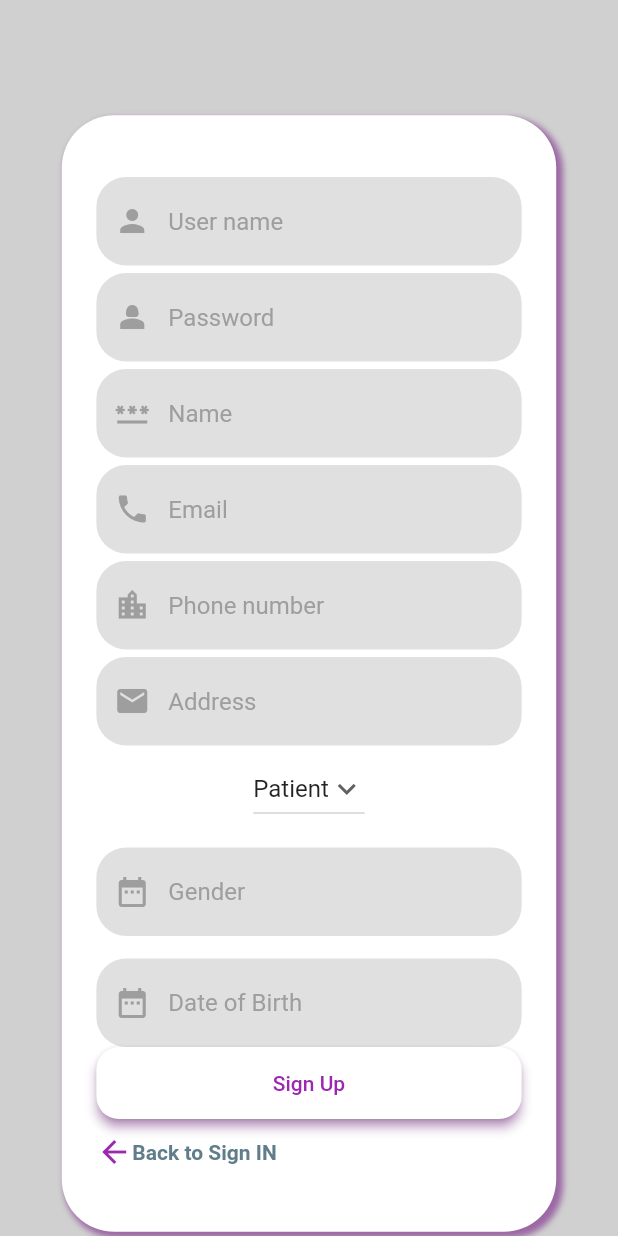
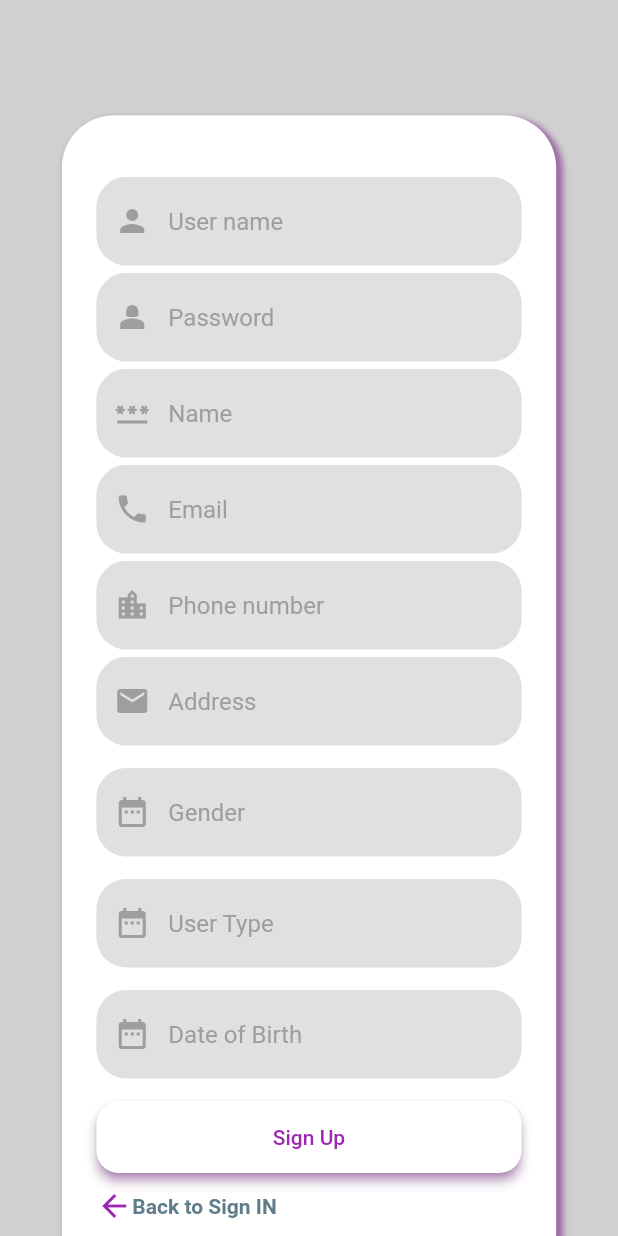
Before and after one commit to albannakhaled/supportive_ai, a Flutter app: the SignUp screen opened by its route, after a tap on "Sign Up", on a phone screen of 412 x 824 dp. Run offline on Flutter 3.47's test engine with Material 2 defaults, Android fonts, the light colour scheme and no system bars; our stand-ins replace google_nav_bar; network calls fail.

Commit message:
integrate sign in and sign up with local api

```diff
--- a/supportive_ai/lib/Screens/sign_up/sign_up.dart
+++ b/supportive_ai/lib/Screens/sign_up/sign_up.dart
@@ -1,8 +1,10 @@
+import 'dart:convert';
+
 import 'package:flutter/material.dart';
 import 'package:supportive_ai/Screens/sign_in/widgets/button.dart';
 import 'package:supportive_ai/Screens/sign_in/widgets/text_field.dart';
 import 'package:supportive_ai/responsive.dart';
-import 'package:supportive_ai/services/auth.dart';
+import 'package:http/http.dart' as http;
 
 class SignUp extends StatefulWidget {
   const SignUp({super.key});
@@ -12,19 +14,72 @@ class SignUp extends StatefulWidget {
 }
 
 class _SignUpState extends State<SignUp> {
-  String dropdownvalue = 'Patient';
-  var items = ['Patient', 'Doctor'];
-  SignUpAuth signauth = SignUpAuth();
   // text editing controller
-  final username = TextEditingController();
-  final password = TextEditingController();
-  final name = TextEditingController();
-  final email = TextEditingController();
-  final phoneNumber = TextEditingController();
-  final location_city = TextEditingController();
+  final _usernameController = TextEditingController();
+  final _passwordController = TextEditingController();
+  final _nameController = TextEditingController();
+  final _emailController = TextEditingController();
+  final _phoneNumberController = TextEditingController();
+  final _location_cityController = TextEditingController();
+  final _userTypeController = TextEditingController();
+  final _genderController = TextEditingController();
+  final _birthController = TextEditingController();
+
+  Future<void> register(
+      String username,
+      String password,
+      String email,
+      String userType,
+      String name,
+      String phone,
+      String city,
+      String gender,
+      String birth) async {
+    final url = Uri.parse('http://127.0.0.1:8000/register/');
+
+    final response = await http.post(
+      url,
+      body: {
+        'username': username,
+        'password': password,
+        'email': email,
+        "name": "khaled",
+        "phone": "+96181812967",
+        "address": "AKKAR",
+        "email": "albannakhalil90@gmail.com",
+        "dob": "2020-07-01",
+        "gender": "M",
+        "post": "doctor"
+      },
+    );
+
+    if (response.statusCode == 201) {
+      final responseData = jsonDecode(response.body);
+
+      // Registration successful, you can handle the response data here
+      print('Registration successful! Response: $responseData');
+    } else {
+      // Registration failed, display an error message to the user
+      print('Registration failed. Status code: ${response.statusCode}');
+    }
+  }
   // final patient_doctor = TextEditingController();
-  final gender = TextEditingController();
-  final birth = TextEditingController();
+
+  void _handleRegistration() {
+    final username = _usernameController.text;
+    final password = _passwordController.text;
+    final email = _emailController.text;
+    final userType = _userTypeController.text;
+    final name = _nameController.text;
+    final phone = _phoneNumberController.text;
+    final city = _location_cityController.text;
+    final gender = _genderController.text;
+    final birth = _birthController.text;
+
+    register(
+        username, password, email, userType, name, phone, city, gender, birth);
+  }
+
   @override
   Widget build(BuildContext context) {
     final screenHeight =
@@ -59,7 +114,7 @@ class _SignUpState extends State<SignUp> {
                       // username filed
                       MyTextField(
                         icon: const Icon(Icons.person),
-                        controller: username,
+                        controller: _usernameController,
                         hintText: "User name",
                         obscureText: false,
                         validator: (value) {
@@ -72,7 +127,7 @@ class _SignUpState extends State<SignUp> {
                       const SizedBox(height: 5),
                       MyTextField(
                         icon: const Icon(Icons.person_2),
-                        controller: password,
+                        controller: _passwordController,
                         hintText: "Password",
                         obscureText: true,
                         validator: (value) {
@@ -85,7 +140,7 @@ class _SignUpState extends State<SignUp> {
                       const SizedBox(height: 5),
                       MyTextField(
                         icon: const Icon(Icons.password),
-                        controller: name,
+                        controller: _nameController,
                         hintText: "Name",
                         obscureText: false,
                         validator: (value) {
@@ -99,7 +154,7 @@ class _SignUpState extends State<SignUp> {
                       const SizedBox(height: 5),
                       MyTextField(
                         icon: const Icon(Icons.phone),
-                        controller: email,
+                        controller: _emailController,
                         hintText: "Email",
                         obscureText: false,
                         validator: (value) {
@@ -112,7 +167,7 @@ class _SignUpState extends State<SignUp> {
                       const SizedBox(height: 5),
                       MyTextField(
                         icon: const Icon(Icons.location_city),
-                        controller: phoneNumber,
+                        controller: _phoneNumberController,
                         hintText: "Phone number",
                         obscureText: false,
                         validator: (value) {
@@ -125,7 +180,7 @@ class _SignUpState extends State<SignUp> {
                       const SizedBox(height: 5),
                       MyTextField(
                         icon: const Icon(Icons.email),
-                        controller: location_city,
+                        controller: _location_cityController,
                         hintText: "Address",
                         obscureText: false,
                         validator: (value) {
@@ -135,35 +190,11 @@ class _SignUpState extends State<SignUp> {
                           return null;
                         },
                       ),
-                      const SizedBox(height: 5),
-                      // dropdownbutton
-                      DropdownButton(
-                        // Initial Value
-                        value: dropdownvalue,
-
-                        // Down Arrow Icon
-                        icon: const Icon(Icons.keyboard_arrow_down),
-
-                        // Array list of items
-                        items: items.map((String items) {
-                          return DropdownMenuItem(
-                            value: items,
-                            child: Text(items),
-                          );
-                        }).toList(),
-                        // After selecting the desired option,it will
-                        // change button value to selected value
-                        onChanged: (String? newValue) {
-                          setState(() {
-                            dropdownvalue = newValue!;
-                          });
-                        },
-                      ),
                       const SizedBox(height: 15),
 
                       MyTextField(
                         icon: const Icon(Icons.date_range),
-                        controller: gender,
+                        controller: _genderController,
                         hintText: "Gender",
                         obscureText: false,
                         validator: (value) {
@@ -176,7 +207,20 @@ class _SignUpState extends State<SignUp> {
                       const SizedBox(height: 15),
                       MyTextField(
                         icon: const Icon(Icons.date_range),
-                        controller: birth,
+                        controller: _userTypeController,
+                        hintText: "User Type",
+                        obscureText: false,
+                        validator: (value) {
+                          if (value.isEmpty) {
+                            return 'Please enter your Birth';
+                          }
+                          return null;
+                        },
+                      ),
+                      const SizedBox(height: 15),
+                      MyTextField(
+                        icon: const Icon(Icons.date_range),
+                        controller: _birthController,
                         hintText: "Date of Birth",
                         obscureText: false,
                         validator: (value) {
@@ -186,22 +230,9 @@ class _SignUpState extends State<SignUp> {
                           return null;
                         },
                       ),
-
+                      const SizedBox(height: 15),
                       // sign in button
-                      MyButton(
-                          onPressed: () {
-                            signauth.signUpUser(
-                                '$username',
-                                '$password',
-                                '$name',
-                                '$email',
-                                '$phoneNumber',
-                                '$location_city',
-                                dropdownvalue,
-                                '$gender',
-                                '$birth');
-                          },
-                          text: "Sign Up"),
+                      MyButton(onPressed: _handleRegistration, text: "Sign Up"),
                       const SizedBox(height: 10),
                       GestureDetector(
                         onTap: () {
--- a/supportive_ai/lib/main.dart
+++ b/supportive_ai/lib/main.dart
@@ -31,7 +31,7 @@ class MyApp extends StatelessWidget {
       ),
       debugShowCheckedModeBanner: false,
       title: 'Flutter Demo',
-      home: SignIn(),
+      home: SignUp(),
     );
   }
 }
```
